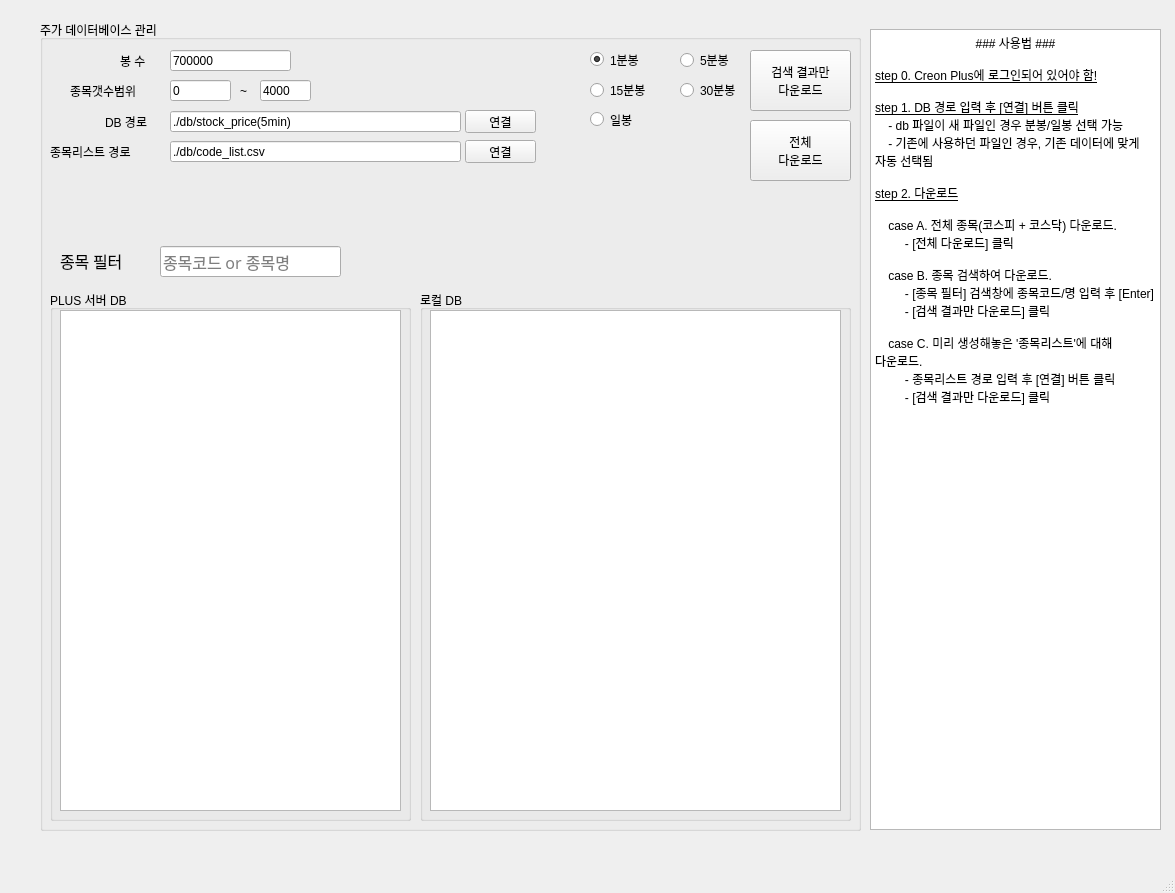
skywalker5/Creon-Datareader, file creon_datareader_v1_1.ui: the form before one commit.
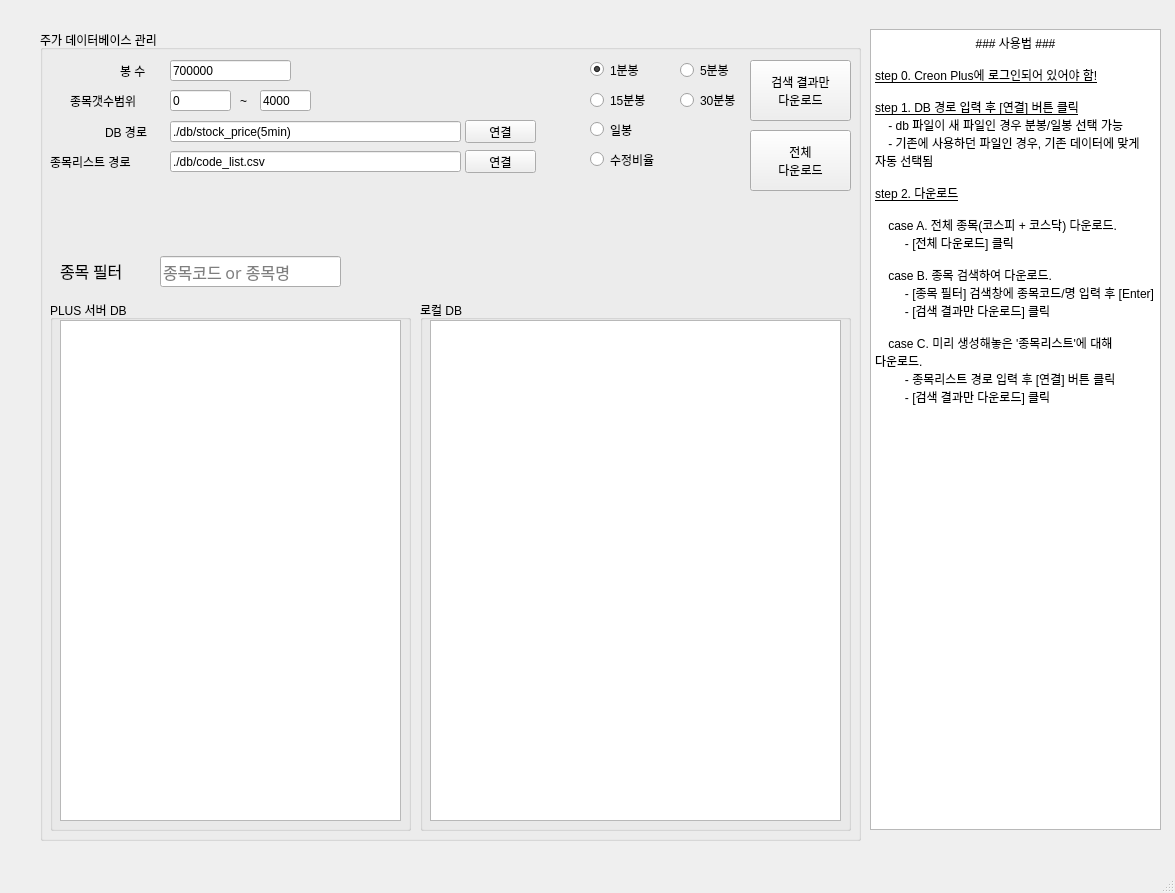
The form after the commit.

The edit to the form file:
```diff
--- a/creon_datareader_v1_1.ui
+++ b/creon_datareader_v1_1.ui
@@ -24,7 +24,7 @@
     <property name="geometry">
      <rect>
       <x>40</x>
-      <y>20</y>
+      <y>30</y>
       <width>821</width>
       <height>811</height>
      </rect>
@@ -436,6 +436,22 @@
       <bool>false</bool>
      </property>
     </widget>
+    <widget class="QRadioButton" name="radioButton_6">
+     <property name="enabled">
+      <bool>true</bool>
+     </property>
+     <property name="geometry">
+      <rect>
+       <x>550</x>
+       <y>120</y>
+       <width>101</width>
+       <height>19</height>
+      </rect>
+     </property>
+     <property name="text">
+      <string>수정비율</string>
+     </property>
+    </widget>
    </widget>
    <widget class="QTextBrowser" name="textBrowser">
     <property name="geometry">
```
